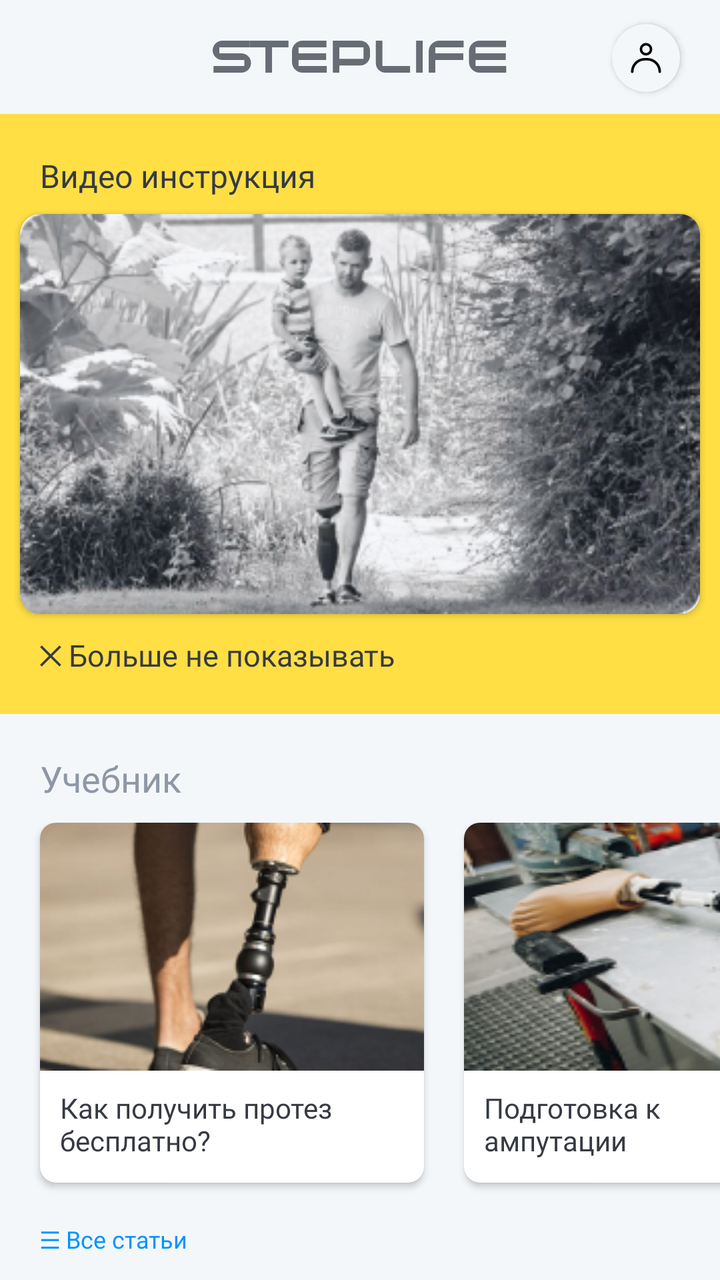
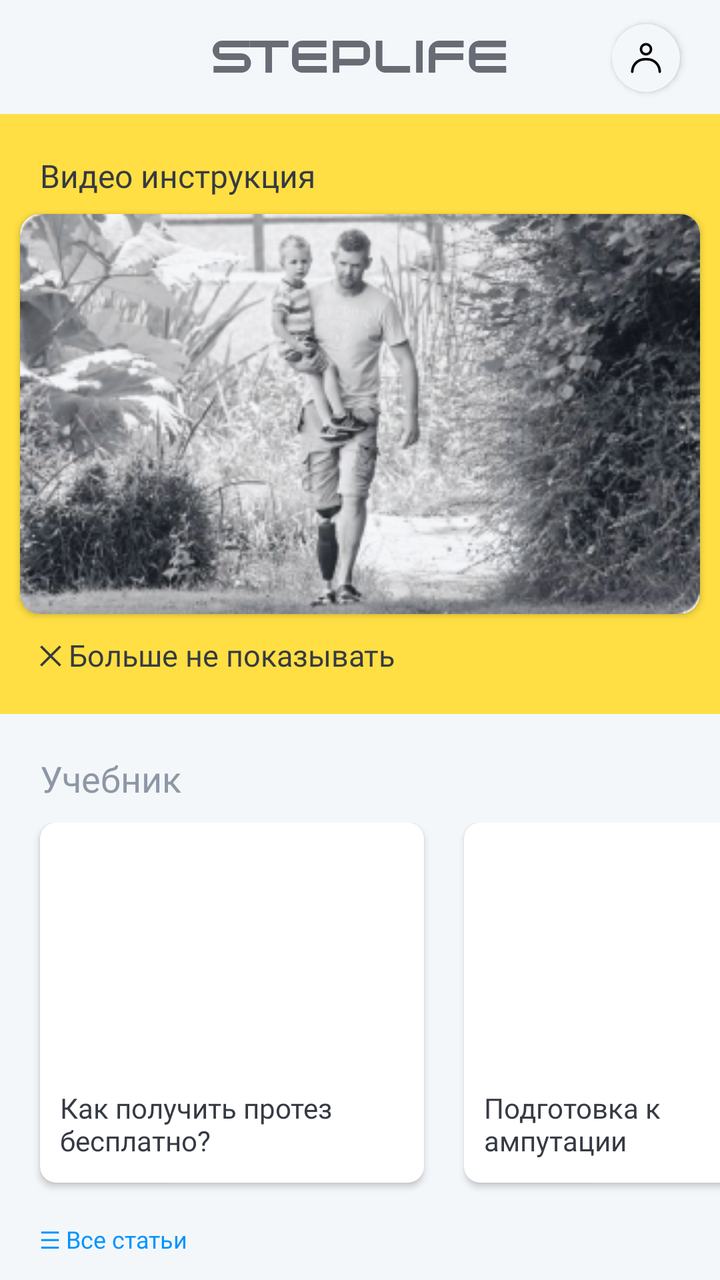

Compare the two renders of this Android layout. The source of the first and the diff that turns it into the second are given below.
<!-- AndroidManifest.xml: application theme Theme.StepLifeApp -->
<!-- res/layout/fragment_home.xml -->
<?xml version="1.0" encoding="utf-8"?>
<FrameLayout xmlns:android="http://schemas.android.com/apk/res/android"
    xmlns:app="http://schemas.android.com/apk/res-auto"
    xmlns:tools="http://schemas.android.com/tools"
    app:layout_behavior="@string/appbar_scrolling_view_behavior"
    android:layout_width="match_parent"
    android:background="@color/MainGray"
    android:layout_height="match_parent"
    android:animateLayoutChanges="true"
    tools:context=".ui.home.HomeFragment">




    <ScrollView
        android:id="@+id/HomeScrollView"
        android:layout_width="match_parent"
        android:layout_height="match_parent"
        android:fillViewport="true"
        android:scrollbars="none"
        >

        <LinearLayout
            android:layout_width="match_parent"
            android:layout_height="wrap_content"
            android:orientation="vertical">



            <FrameLayout
                android:layout_width="match_parent"
                android:layout_height="57dp">

                <ImageView
                    android:id="@+id/imageView3"

                    android:layout_width="wrap_content"

                    android:layout_gravity="center"
                    android:layout_height="wrap_content"
                    android:src="@drawable/logosteplifebase" />

                <androidx.cardview.widget.CardView



                    android:id="@+id/ProfileButton"
                    android:visibility="visible"
                    android:layout_width="34dp"
                    android:layout_height="34dp"
                    android:layout_gravity="right"
                    android:layout_marginTop="12dp"
                    android:backgroundTint="@color/MainGray"
                    android:layout_marginRight="20dp"

                    android:clickable="true"
                    app:cardCornerRadius="50dp">

                    <ImageView
                        android:clickable="false"
                        android:id="@+id/ImageProfile"
                        android:padding="7dp"
                        android:layout_width="match_parent"
                        android:layout_height="match_parent"
                        app:srcCompat="@drawable/profile_user_account_people_icon_229121" />
                </androidx.cardview.widget.CardView>

                <de.hdodenhof.circleimageview.CircleImageView
                    xmlns:app="http://schemas.android.com/apk/res-auto"
                    android:visibility="gone"
                    android:layout_width="28dp"
                    android:layout_height="28dp"
                    android:layout_marginRight="20dp"
                    android:clickable="true"

                    android:layout_gravity="right"
                    android:layout_marginTop="15dp"
                    android:src="@drawable/profile_user_account_people_icon_229121"
                    app:civ_border_width="1dp"
                    app:civ_border_color="@color/logoGray"/>





                <androidx.cardview.widget.CardView
android:visibility="gone"
                    android:layout_width="29dp"
                    android:layout_height="29dp"
                    android:layout_gravity="right"
                    android:layout_marginTop="14dp"
                    android:layout_marginRight="20dp"
                    android:backgroundTint="@color/MainGray"
                    android:clickable="true"
                    app:cardCornerRadius="50dp">

                    <ImageView

                        android:layout_width="match_parent"
                        android:layout_height="match_parent"
                        app:srcCompat="@drawable/free_icon_gear_1160356" />
                </androidx.cardview.widget.CardView>




            </FrameLayout>


            <FrameLayout
                android:id="@+id/FrameVideoInstruction"
                android:layout_width="match_parent"
                android:layout_height="300dp"
                android:animateLayoutChanges="true"
                android:background="@drawable/videoframestyle"
                app:layout_constraintEnd_toEndOf="parent"
                app:layout_constraintStart_toStartOf="parent"
                app:layout_constraintTop_toTopOf="parent">

                <TextView
                    android:id="@+id/textView7"
                    android:layout_width="wrap_content"
                    android:layout_height="wrap_content"
                    android:layout_marginLeft="20dp"
                    android:layout_marginTop="20dp"
                    android:fontFamily="@font/normalidadextended1thin"
                    android:text="Видео инструкция"
                    android:textColor="@color/BlackSviut"
                    android:textSize="16dp"
                    android:textStyle="normal" />

                <TextView

                    android:id="@+id/textHideVideoButton"
                    android:layout_width="wrap_content"
                    android:layout_height="wrap_content"
                    android:layout_marginLeft="20dp"
                    android:layout_marginTop="260dp"
                    android:clickable="true"
                    android:fontFamily="@font/montserratregular"
                    android:text="╳ Больше не показывать"
                    android:textColor="@color/BlackSviut"
                    android:textSize="15dp" />

                <androidx.cardview.widget.CardView

                    android:layout_width="match_parent"
                    android:layout_height="200dp"
                    android:layout_marginLeft="10dp"
                    android:layout_marginRight="10dp"
                    android:layout_gravity="center"
                    android:background="@drawable/buttonstyle1"
                    app:cardCornerRadius="10dp">

                    <ImageButton
                        android:id="@+id/imageButton4"
                        android:layout_width="match_parent"

                        android:layout_height="200dp"
                        android:background="@drawable/cornerdefault"

                        android:scaleType="fitXY"

                        app:srcCompat="@drawable/video" />
                </androidx.cardview.widget.CardView>


            </FrameLayout>

            <TextView
                android:id="@+id/textTeach"

                android:layout_width="wrap_content"
                android:layout_height="wrap_content"

                android:layout_marginLeft="20dp"
                android:layout_marginTop="20dp"
                android:fontFamily="@font/normalidadextended1thin"
                android:text="Учебник"
                android:textColor="@color/MainGrayText"
                android:textSize="18dp"
                app:layout_constraintBottom_toTopOf="@+id/horizontalScrollView"
                app:layout_constraintStart_toStartOf="parent" />


            <HorizontalScrollView
                android:id="@+id/horizontalScrollViewArticle"
                android:layout_width="match_parent"
                android:layout_height="200dp"
                android:layout_marginTop="5dp"
                android:overScrollMode="never"
                android:scrollbars="none"
                app:layout_constraintStart_toStartOf="parent"
                app:layout_constraintTop_toTopOf="parent">

                <LinearLayout
                    android:layout_width="wrap_content"
                    android:layout_height="match_parent"
                    android:orientation="horizontal"
                    android:paddingTop="5dp"

                    android:paddingRight="20dp">

                    <androidx.cardview.widget.CardView

                        android:id="@+id/HowToGetProtCard"
                        android:layout_width="192dp"
                        android:clickable="true"
                        android:layout_height="180dp"
                        android:layout_marginLeft="20dp"
                        app:cardCornerRadius="8dp"
                        tools:layout_editor_absoluteX="1dp"
                        tools:layout_editor_absoluteY="444dp">

                        <ImageButton
                            android:clickable="false"
                            android:id="@+id/imageButton22"
                            android:layout_width="match_parent"

                            android:layout_height="124dp"
                            app:srcCompat="@drawable/protez1"
                            tools:layout_editor_absoluteX="59dp"
                            tools:layout_editor_absoluteY="448dp" />

                        <TextView

                            android:layout_width="160dp"
                            android:layout_height="37dp"
                            android:layout_gravity="bottom"
                            android:layout_marginLeft="10dp"
                            android:layout_marginBottom="10dp"
                            android:fontFamily="@font/montserratsemibold"
                            android:gravity="left"
                            android:text="Как получить протез бесплатно?"
                            android:textColor="@color/BlackSviut"
                            android:textSize="14sp" />
                    </androidx.cardview.widget.CardView>

                    <androidx.cardview.widget.CardView
                        android:layout_width="192dp"
                        android:layout_height="180dp"
                        android:layout_marginLeft="20dp"
                        app:cardCornerRadius="8dp"
                        tools:layout_editor_absoluteX="1dp"
                        tools:layout_editor_absoluteY="444dp">

                        <ImageView

                            android:layout_width="match_parent"

                            android:layout_height="124dp"
                            android:scaleType="fitXY"
                            app:srcCompat="@drawable/protez2"
                            tools:layout_editor_absoluteX="59dp"
                            tools:layout_editor_absoluteY="448dp"/>


                        <TextView

                            android:layout_width="160dp"
                            android:layout_height="37dp"
                            android:layout_gravity="bottom"
                            android:layout_marginLeft="10dp"
                            android:layout_marginBottom="10dp"
                            android:fontFamily="@font/montserratsemibold"
                            android:gravity="left"
                            android:text="Подготовка к ампутации"
                            android:textColor="@color/BlackSviut"
                            android:textSize="14sp" />
                    </androidx.cardview.widget.CardView>


                    <androidx.cardview.widget.CardView
                        android:layout_width="192dp"
                        android:layout_height="180dp"
                        android:layout_marginLeft="20dp"
                        app:cardCornerRadius="8dp"
                        tools:layout_editor_absoluteX="1dp"
                        tools:layout_editor_absoluteY="444dp">

                        <ImageButton

                            android:layout_width="match_parent"

                            android:layout_height="124dp"
                            app:srcCompat="@drawable/buttonimage"
                            tools:layout_editor_absoluteX="59dp"
                            tools:layout_editor_absoluteY="448dp" />

                        <TextView

                            android:layout_width="160dp"
                            android:layout_height="37dp"
                            android:layout_gravity="bottom"
                            android:layout_marginLeft="10dp"
                            android:layout_marginBottom="10dp"
                            android:fontFamily="@font/montserratsemibold"
                            android:gravity="left"
                            android:text="Как получить протез бесплатно?"
                            android:textColor="@color/BlackSviut"
                            android:textSize="14sp" />
                    </androidx.cardview.widget.CardView>

                </LinearLayout>
            </HorizontalScrollView>

            <TextView

                android:layout_width="wrap_content"
                android:layout_height="wrap_content"
                android:layout_marginLeft="20dp"
                android:layout_marginTop="5dp"
                android:clickable="true"
                android:fontFamily="@font/montserratsemibold"
                android:text="☰ Все статьи"
                android:textColor="@color/MainBlue"
                android:textSize="12dp"
                app:layout_constraintStart_toStartOf="parent"
                app:layout_constraintTop_toBottomOf="@+id/horizontalScrollView" />

            <TextView


                android:layout_width="wrap_content"
                android:layout_height="wrap_content"
                android:layout_marginLeft="20dp"
                android:layout_marginTop="30dp"
                android:fontFamily="@font/normalidadextended1thin"
                android:text="Тренировки"
                android:textColor="@color/MainGrayText"
                android:textSize="18dp"
                app:layout_constraintBottom_toTopOf="@+id/horizontalScrollView2"
                app:layout_constraintStart_toStartOf="parent" />

            <HorizontalScrollView
                android:id="@+id/horizontalScrollView2"
                android:layout_width="413dp"
                android:layout_height="200dp"
                android:layout_marginTop="10dp"
                android:overScrollMode="never"
                android:scrollbars="none"
                app:layout_constraintEnd_toEndOf="parent"
                app:layout_constraintHorizontal_bias="1.0"
                app:layout_constraintStart_toStartOf="parent"
                app:layout_constraintTop_toBottomOf="@+id/horizontalScrollView">

                <LinearLayout
                    android:paddingTop="5dp"
                    android:layout_width="wrap_content"
                    android:layout_height="match_parent"
                    android:orientation="horizontal"
                    android:paddingRight="20dp">

                    <androidx.cardview.widget.CardView
                        android:layout_width="192dp"
                        android:layout_height="180dp"
                        android:layout_marginLeft="20dp"
                        app:cardCornerRadius="8dp"
                        tools:layout_editor_absoluteX="1dp"
                        tools:layout_editor_absoluteY="444dp">

                        <ImageButton
                            android:id="@+id/imageButton25"
                            android:layout_width="match_parent"

                            android:layout_height="124dp"
                            app:srcCompat="@drawable/training1"
                            tools:layout_editor_absoluteX="59dp"
                            tools:layout_editor_absoluteY="448dp" />

                        <TextView
                            android:id="@+id/textView25"
                            android:layout_width="160dp"
                            android:layout_height="37dp"
                            android:layout_gravity="bottom"
                            android:layout_marginLeft="10dp"
                            android:layout_marginBottom="10dp"
                            android:fontFamily="@font/montserratsemibold"
                            android:gravity="left"
                            android:text="Сила и выносливость"
                            android:textColor="@color/BlackSviut"
                            android:textSize="14sp" />
                    </androidx.cardview.widget.CardView>

                    <androidx.cardview.widget.CardView
                        android:layout_width="192dp"
                        android:layout_height="180dp"
                        android:layout_marginLeft="20dp"
                        app:cardCornerRadius="8dp"
                        tools:layout_editor_absoluteX="1dp"
                        tools:layout_editor_absoluteY="444dp">

                        <ImageButton
                            android:id="@+id/imageButton26"
                            android:layout_width="match_parent"

                            android:layout_height="124dp"
                            app:srcCompat="@drawable/training1"
                            tools:layout_editor_absoluteX="59dp"
                            tools:layout_editor_absoluteY="448dp" />

                        <TextView
                            android:id="@+id/textView26"
                            android:layout_width="160dp"
                            android:layout_height="37dp"
                            android:layout_gravity="bottom"
                            android:layout_marginLeft="10dp"
                            android:layout_marginBottom="10dp"
                            android:fontFamily="@font/montserratsemibold"
                            android:gravity="left"
                            android:text="Координация"
                            android:textColor="@color/BlackSviut"
                            android:textSize="14sp" />
                    </androidx.cardview.widget.CardView>



                </LinearLayout>
            </HorizontalScrollView>


            <TextView
                android:id="@+id/textView9"
                android:layout_width="wrap_content"
                android:layout_height="wrap_content"
                android:layout_marginLeft="20dp"
                android:layout_marginTop="5dp"
                android:clickable="true"
                android:fontFamily="@font/montserratsemibold"
                android:text="☰ Все тренировки"
                android:textColor="@color/MainBlue"
                android:textSize="12dp"
                app:layout_constraintStart_toStartOf="parent"
                app:layout_constraintTop_toBottomOf="@+id/horizontalScrollView2" />


            <Button

                android:id="@+id/buttonConnect"
                android:layout_width="match_parent"
                android:layout_height="50dp"

                android:layout_marginRight="10dp"
                android:layout_marginLeft="10dp"
                android:layout_gravity="center"
                android:layout_marginTop="30dp"
                android:textSize="13dp"
                android:fontFamily="@font/montserratsemibold"
                android:background="@drawable/buttonstyle2"
                android:text="Подключить коленный модуль"
                android:textColor="@color/black"
                android:theme="@style/Theme.ButtonWhite"
                app:layout_constraintBottom_toBottomOf="parent"
                app:layout_constraintStart_toStartOf="parent" />

            <TextView
                android:id="@+id/textView3"
                android:layout_width="wrap_content"
                android:layout_height="wrap_content"
                android:layout_gravity="center"
                android:gravity="center"
                android:layout_marginLeft="20dp"
                android:layout_marginTop="10dp"
                android:layout_marginRight="20dp"
                android:layout_marginBottom="20dp"
                android:fontFamily="@font/montserratregular"
                android:text="Подключите коленный модуль Steplife для его настройки и кастомизации"
                android:textColor="@color/MainGrayText"
                android:textSize="15dp"
                android:textStyle="bold" />

            <FrameLayout
                android:layout_width="match_parent"
                android:layout_height="35dp"
                android:layout_gravity="center"
                android:layout_marginBottom="70dp"

                >
                <Button

                    android:id="@+id/buttonLogo1"
                    android:layout_width="51dp"
                    android:layout_height="15dp"
                    android:layout_gravity="center_horizontal"
                    android:layout_marginTop="15dp"
                      android:layout_marginRight="25dp"
                    android:background="@drawable/graylogoframe"
                    android:theme="@style/Theme.ButtonGrayLogo"
                    app:layout_constraintBottom_toBottomOf="parent"
                    app:layout_constraintStart_toStartOf="parent" />
                <Button

                    android:id="@+id/buttonLogo2"
                    android:layout_width="51dp"
                    android:layout_height="15dp"
                    android:layout_gravity="center_horizontal"
                    android:layout_marginLeft="25dp"
                    android:background="@drawable/graylogoframe"
                    android:theme="@style/Theme.ButtonGrayLogo"
                    app:layout_constraintBottom_toBottomOf="parent"
                    app:layout_constraintStart_toStartOf="parent" />
            </FrameLayout>




        </LinearLayout>
    </ScrollView>

</FrameLayout>
<!-- resources referenced by this layout -->
<resources>
  <color name="BlackSviut">#363A43</color>
  <color name="MainBlue">#0094FF</color>
  <color name="MainGray">#F4F7FA</color>
  <color name="MainGrayText">#8E97A6</color>
  <color name="black">#FF000000</color>
  <color name="logoGray">#8E97A6</color>
  <!-- drawable buttonimage: jpg bitmap (drawable, 190466 bytes) -->
  <!-- drawable buttonstyle1 (drawable) -->
  <?xml version="1.0" encoding="utf-8"?>
  <shape xmlns:android="http://schemas.android.com/apk/res/android"
      android:shape="rectangle">
      <solid android:color="@color/white"/>
  
  
  
  
  
      <corners
          android:topLeftRadius="35dp"
          android:topRightRadius="0dp"
          android:bottomLeftRadius="0dp"
          android:bottomRightRadius="35dp"/>
  
  
  </shape>
  <!-- drawable buttonstyle2 (drawable) -->
  <?xml version="1.0" encoding="utf-8"?>
  <shape xmlns:android="http://schemas.android.com/apk/res/android"
      android:shape="rectangle">
      <solid android:color="@color/MainYellow"/>
  
  
  
      <corners
          android:topLeftRadius="15dp"
          android:topRightRadius="0dp"
          android:bottomLeftRadius="0dp"
          android:bottomRightRadius="15dp"/>
  </shape>
  <!-- drawable cornerdefault (drawable) -->
  <?xml version="1.0" encoding="utf-8"?>
  <shape xmlns:android="http://schemas.android.com/apk/res/android"
      android:shape="rectangle">
      <solid android:color="@color/BlackSviut" />
      <corners
          android:bottomLeftRadius="15dp"
          android:bottomRightRadius="15dp"
          android:topLeftRadius="15dp"
          android:topRightRadius="15dp" />
  </shape>
  <!-- drawable graylogoframe (drawable) -->
  <?xml version="1.0" encoding="utf-8"?>
  <shape xmlns:android="http://schemas.android.com/apk/res/android"
      android:shape="rectangle">
      <solid android:color="@color/MiddleWhite"/>
  
      <corners
          android:topLeftRadius="0dp"
          android:topRightRadius="5dp"
          android:bottomLeftRadius="5dp"
          android:bottomRightRadius="0dp"/>
  
  
  </shape>
  <!-- drawable protez1: png bitmap (drawable, 36747 bytes) -->
  <!-- drawable protez2: png bitmap (drawable, 36982 bytes) -->
  <!-- drawable videoframestyle (drawable) -->
  <?xml version="1.0" encoding="utf-8"?>
  <shape xmlns:android="http://schemas.android.com/apk/res/android"
      android:shape="rectangle">
      <solid android:color="@color/MainYellow"/>
  
  
  
  
  
  </shape>
  <style name="Theme.ButtonGrayLogo" parent="Base.Widget.AppCompat.Button.Colored">
          <item name="colorPrimary">@color/logoGray</item>
      </style>
  <style name="Theme.ButtonWhite" parent="Base.Widget.AppCompat.Button.Colored">
          <item name="colorPrimary">@color/MainYellow</item>
      </style>
  <style name="Theme.StepLifeApp" parent="Theme.MaterialComponents.DayNight.DarkActionBar">
          
  
          
  
          
          <item name="android:statusBarColor">@android:color/transparent</item>
          
      </style>
  <color name="white">#FFFFFFFF</color>
  <color name="MainYellow">#FFDF43</color>
  <color name="MiddleWhite">#FCFCFC</color>
  <!-- unchanged entries left out for length: 5 -->
</resources>

<!-- the commit's change to res/layout/fragment_home.xml (unified diff, before → after) -->
@@ -7,6 +7,7 @@
     android:background="@color/MainGray"
     android:layout_height="match_parent"
     android:animateLayoutChanges="true"
+    android:id="@+id/HomeFragment"
     tools:context=".ui.home.HomeFragment">
 
 
@@ -152,7 +153,7 @@ android:visibility="gone"
                     android:background="@drawable/buttonstyle1"
                     app:cardCornerRadius="10dp">
 
-                    <ImageButton
+                    <ImageView
                         android:id="@+id/imageButton4"
                         android:layout_width="match_parent"
 
@@ -212,13 +213,14 @@ android:visibility="gone"
                         tools:layout_editor_absoluteX="1dp"
                         tools:layout_editor_absoluteY="444dp">
 
-                        <ImageButton
+
+                        <ImageView
                             android:clickable="false"
-                            android:id="@+id/imageButton22"
+                            android:id="@+id/ArticleState1"
                             android:layout_width="match_parent"
-
+android:scaleType="fitXY"
                             android:layout_height="124dp"
-                            app:srcCompat="@drawable/protez1"
+
                             tools:layout_editor_absoluteX="59dp"
                             tools:layout_editor_absoluteY="448dp" />
 
@@ -246,13 +248,13 @@ android:visibility="gone"
 
                         <ImageView
 
+                            android:id="@+id/ArticleState2"
                             android:layout_width="match_parent"
-
+                            android:scaleType="fitXY"
                             android:layout_height="124dp"
-                            android:scaleType="fitXY"
-                            app:srcCompat="@drawable/protez2"
+
                             tools:layout_editor_absoluteX="59dp"
-                            tools:layout_editor_absoluteY="448dp"/>
+                            tools:layout_editor_absoluteY="448dp" />
 
 
                         <TextView
@@ -278,12 +280,14 @@ android:visibility="gone"
                         tools:layout_editor_absoluteX="1dp"
                         tools:layout_editor_absoluteY="444dp">
 
-                        <ImageButton
-
+                        <ImageView
+
+                            android:id="@+id/ArticleState3"
                             android:layout_width="match_parent"
 
+                            android:scaleType="fitXY"
                             android:layout_height="124dp"
-                            app:srcCompat="@drawable/buttonimage"
+
                             tools:layout_editor_absoluteX="59dp"
                             tools:layout_editor_absoluteY="448dp" />
 
@@ -306,6 +310,7 @@ android:visibility="gone"
 
             <TextView
 
+                android:id="@+id/AllAcricleButton"
                 android:layout_width="wrap_content"
                 android:layout_height="wrap_content"
                 android:layout_marginLeft="20dp"
@@ -360,7 +365,7 @@ android:visibility="gone"
                         tools:layout_editor_absoluteY="444dp">
 
                         <ImageButton
-                            android:id="@+id/imageButton25"
+
                             android:layout_width="match_parent"
 
                             android:layout_height="124dp"
@@ -369,7 +374,7 @@ android:visibility="gone"
                             tools:layout_editor_absoluteY="448dp" />
 
                         <TextView
-                            android:id="@+id/textView25"
+
                             android:layout_width="160dp"
                             android:layout_height="37dp"
                             android:layout_gravity="bottom"
@@ -386,12 +391,13 @@ android:visibility="gone"
                         android:layout_width="192dp"
                         android:layout_height="180dp"
                         android:layout_marginLeft="20dp"
+                        android:layout_marginRight="50dp"
                         app:cardCornerRadius="8dp"
                         tools:layout_editor_absoluteX="1dp"
                         tools:layout_editor_absoluteY="444dp">
 
                         <ImageButton
-                            android:id="@+id/imageButton26"
+
                             android:layout_width="match_parent"
 
                             android:layout_height="124dp"
@@ -400,7 +406,7 @@ android:visibility="gone"
                             tools:layout_editor_absoluteY="448dp" />
 
                         <TextView
-                            android:id="@+id/textView26"
+
                             android:layout_width="160dp"
                             android:layout_height="37dp"
                             android:layout_gravity="bottom"
<!-- resource entries referenced after the edit -->
@@ -6,7 +6,6 @@
   <color name="MainGrayText">#8E97A6</color>
   <color name="black">#FF000000</color>
   <color name="logoGray">#8E97A6</color>
-  <!-- drawable buttonimage: jpg bitmap (drawable, 190466 bytes) -->
   <!-- drawable buttonstyle1 (drawable) -->
   <?xml version="1.0" encoding="utf-8"?>
   <shape xmlns:android="http://schemas.android.com/apk/res/android"
@@ -64,8 +63,6 @@
   
   
   </shape>
-  <!-- drawable protez1: png bitmap (drawable, 36747 bytes) -->
-  <!-- drawable protez2: png bitmap (drawable, 36982 bytes) -->
   <!-- drawable videoframestyle (drawable) -->
   <?xml version="1.0" encoding="utf-8"?>
   <shape xmlns:android="http://schemas.android.com/apk/res/android"
